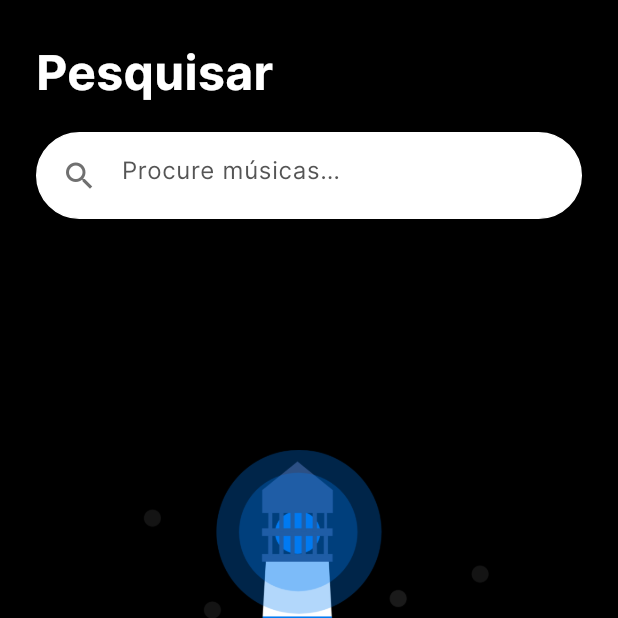
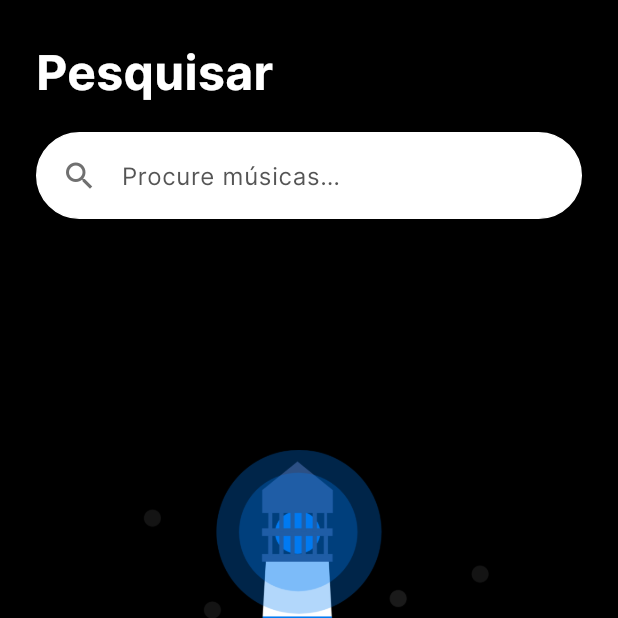
Before and after one commit to LuizScolari/Desafio-Bridge-Mobile-24.2, a Flutter app: the screen it shows after launch, item 2 of the bottom bar chosen, on a phone screen of 412 x 824 dp, the top half of it. Run offline on Flutter 3.47's test engine with Material 3 defaults, Android fonts, the phone set to English and light mode, and no system bars; our stand-ins replace audioplayers; network calls fail.

Commit message:
Update search_tab.dart

```diff
--- a/lib/screens/home/tabs/search_tab.dart
+++ b/lib/screens/home/tabs/search_tab.dart
@@ -83,13 +83,20 @@ class _SearchTabState extends State<SearchTab> {
         const SizedBox(height: 8),
         SearchInput(controller: _textController),
         const SizedBox(height: 24),
-        if (_loading) const Center(child: CircularProgressIndicator()) else if (_results.isEmpty) _buildEmptyState() else _buildResultsList(),
+        if (_loading)
+          const Center(child: CircularProgressIndicator())
+        else if (_results.isEmpty)
+          _buildEmptyState()
+        else
+          _buildResultsList(),
       ],
     );
   }
 
   Widget _buildEmptyState() {
-    final message = _textController.text.isEmpty ? 'Pesquise músicas e artistas! \nBasta clicar no campo de busca.' : 'Nenhum resultado encontrado.';
+    final message = _textController.text.isEmpty
+        ? 'Pesquise músicas e artistas! \nBasta clicar no campo de busca.'
+        : 'Nenhum resultado encontrado.';
 
     return Center(
       child: Column(
@@ -156,6 +163,7 @@ class SearchInput extends StatelessWidget {
                 Icons.search,
                 color: BeatColors.mediumGrey,
               ),
+              contentPadding: EdgeInsets.symmetric(vertical: 12),
             ),
             style: const TextStyle(fontSize: 16, color: Colors.black),
           ),
```
